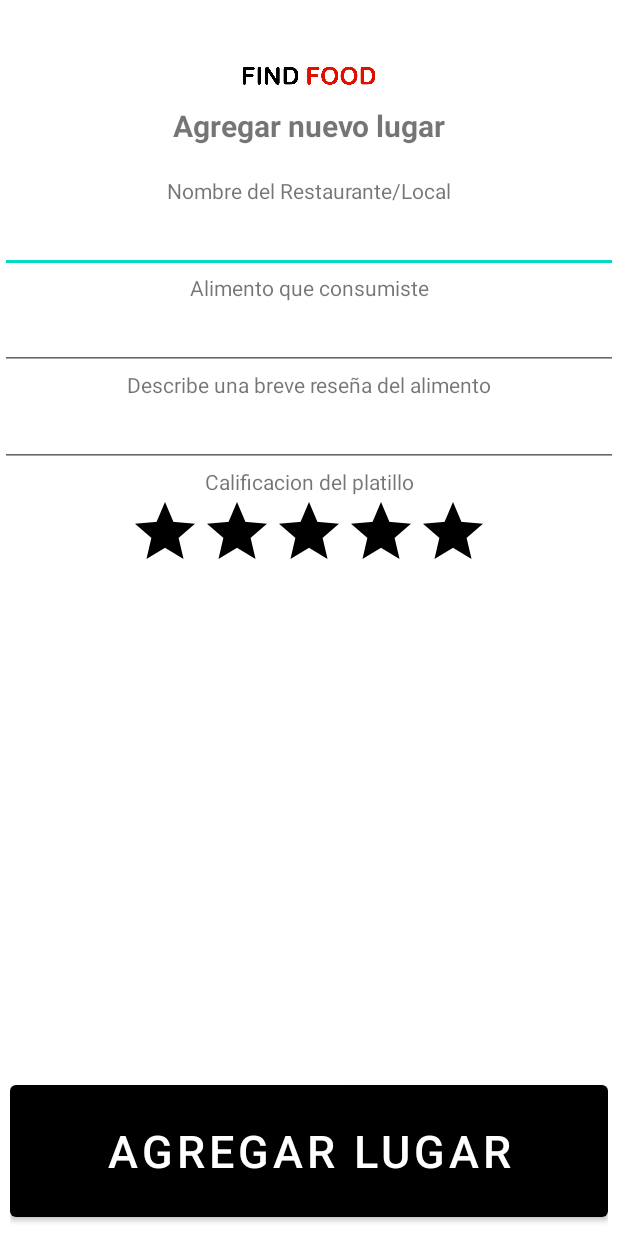
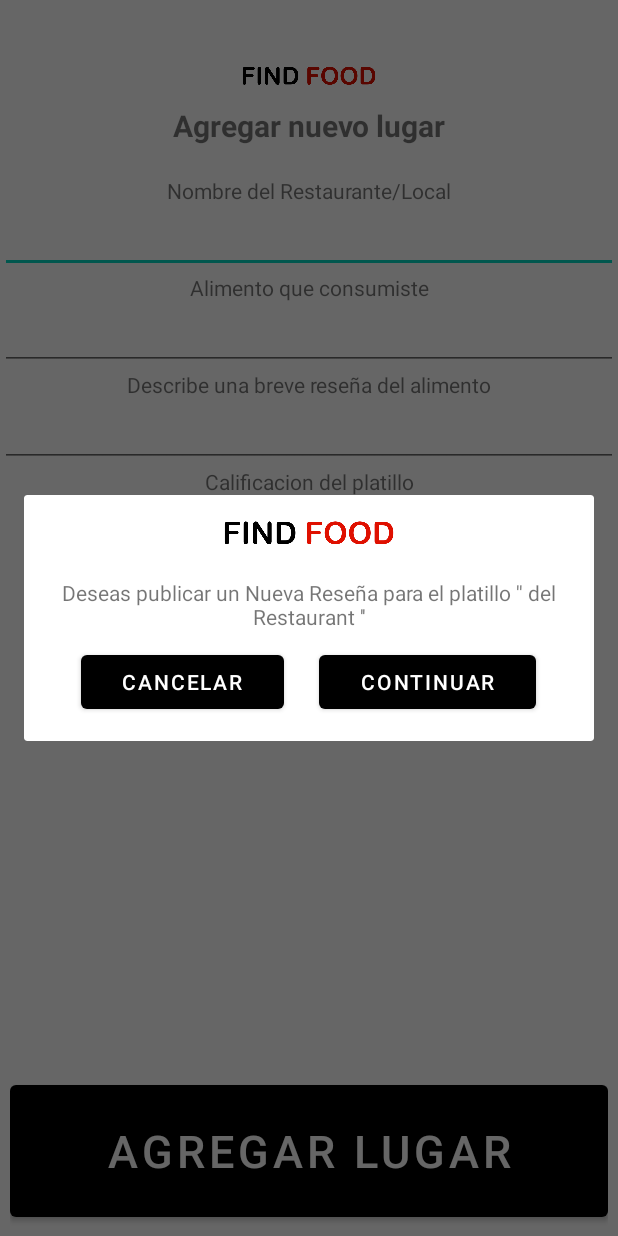
Before and after one commit to SquatCub/Find-Food, an Android app: the newResena_Activity screen opened directly, with no data from a screen before it, after a tap on "AGREGAR LUGAR", on a phone screen of 412 x 824 dp. Run offline under Robolectric (Android 15) with nearby library versions, the phone set to English and light mode, and no system bars.

Commit message:
Dialogos y Rating BUG solucionado

```diff
--- a/app/src/main/java/com/example/a05t_mapas/MyBD_FindFood.java
+++ b/app/src/main/java/com/example/a05t_mapas/MyBD_FindFood.java
@@ -35,7 +35,7 @@ public class MyBD_FindFood extends SQLiteOpenHelper {
                     "  restaurant TEXT , " +
                     "  platillo   TEXT , " +
                     "  resena     TEXT , " +
-                    "  rating      FLOAT , " +
+                    "  rating      REAL , " +
                     "  fecha      TEXT , " +
                     "  idUser               INTEGER , " +
                     "  idGeoreferencia      INTEGER , " +
--- a/app/src/main/java/com/example/a05t_mapas/Resena.java
+++ b/app/src/main/java/com/example/a05t_mapas/Resena.java
@@ -6,7 +6,7 @@ public class Resena {
     private String restaurant;
     private String platillo;
     private String reseña;
-    private float rating;
+    private double rating;
 
     private double latitud;
     private double longitud;
@@ -51,11 +51,11 @@ public class Resena {
         this.reseña = reseña;
     }
 
-    public float getRating() {
+    public double getRating() {
         return rating;
     }
 
-    public void setRating() {
+    public void setRating(double rating) {
         this.rating = rating;
     }
 
--- /dev/null
+++ b/app/src/main/java/com/example/a05t_mapas/dialogos/DialogoContinuarCancelar.java
@@ -0,0 +1,75 @@
+package com.example.a05t_mapas.dialogos;
+
+import android.app.Activity;
+import android.app.AlertDialog;
+import android.app.Dialog;
+import android.content.Context;
+import android.os.Bundle;
+import android.view.LayoutInflater;
+import android.view.View;
+import android.widget.Button;
+import android.widget.TextView;
+
+import androidx.annotation.NonNull;
+import androidx.annotation.Nullable;
+import androidx.fragment.app.DialogFragment;
+
+import com.example.a05t_mapas.R;
+import com.example.a05t_mapas.interfaces.InterfazDialogoContinuarCancelar;
+
+public class DialogoContinuarCancelar extends DialogFragment {
+    private InterfazDialogoContinuarCancelar myDialogoNewResena;
+    private String text = "¿Desea Continuar?";
+
+    public void setText(String text){
+        this.text = text;
+    }
+
+    @Override
+    public void onAttach(@NonNull Context context) {
+        super.onAttach(context);
+
+        if(context instanceof Activity)
+        {
+            myDialogoNewResena = (InterfazDialogoContinuarCancelar) context;
+        }
+    }
+
+    @NonNull
+    @Override
+    public Dialog onCreateDialog(@Nullable Bundle savedInstanceState) {
+        return crearDialogoPersonalizado();
+    }
+
+    private AlertDialog crearDialogoPersonalizado() {
+        final AlertDialog.Builder builder = new AlertDialog.Builder(getActivity());
+        final LayoutInflater inflador = getActivity().getLayoutInflater();
+        View v = inflador.inflate(R.layout.dialogo_continuar_cancelar, null);
+        builder.setView(v);
+
+        Button myContinuar = v.findViewById(R.id.btnContinuar);
+        Button myCancelar = v.findViewById(R.id.btnCancelar);
+        TextView myText = v.findViewById(R.id.myText);
+        myText.setText(this.text);
+
+
+        myContinuar.setOnClickListener(new View.OnClickListener() {
+            @Override
+            public void onClick(View v) {
+
+                myDialogoNewResena.continuar();
+
+            }
+        });
+
+        myCancelar.setOnClickListener(new View.OnClickListener() {
+            @Override
+            public void onClick(View v) {
+                dismiss();
+                myDialogoNewResena.cancelar();
+            }
+        });
+
+        return builder.create();
+    }
+}
--- /dev/null
+++ b/app/src/main/java/com/example/a05t_mapas/interfaces/InterfazDialogoContinuarCancelar.java
@@ -0,0 +1,8 @@
+package com.example.a05t_mapas.interfaces;
+
+import com.example.a05t_mapas.Resena;
+
+public interface InterfazDialogoContinuarCancelar {
+    void continuar();
+    void cancelar();
+}
--- a/app/src/main/java/com/example/a05t_mapas/newResena_Activity.java
+++ b/app/src/main/java/com/example/a05t_mapas/newResena_Activity.java
@@ -1,27 +1,34 @@
 package com.example.a05t_mapas;
 
 import androidx.appcompat.app.AppCompatActivity;
+import androidx.fragment.app.FragmentManager;
 
 import android.content.Intent;
 import android.database.Cursor;
 import android.database.sqlite.SQLiteDatabase;
 import android.os.Bundle;
 import android.view.View;
+import android.widget.Button;
 import android.widget.EditText;
 import android.widget.RatingBar;
 import android.widget.Toast;
+
+import com.example.a05t_mapas.dialogos.DialogoContinuarCancelar;
+import com.example.a05t_mapas.interfaces.InterfazDialogoContinuarCancelar;
 
 import java.text.SimpleDateFormat;
 import java.util.Calendar;
 import java.util.Date;
 import java.util.TimeZone;
 
-public class newResena_Activity extends AppCompatActivity {
+public class newResena_Activity extends AppCompatActivity implements InterfazDialogoContinuarCancelar {
 
     private EditText local;
     private EditText alimento;
     private EditText resena;
     private RatingBar rating;
+    private Button btnNewResena;
+    private DialogoContinuarCancelar myDialogoNewResena = new DialogoContinuarCancelar();
 
     @Override
     protected void onCreate(Bundle savedInstanceState) {
@@ -31,10 +38,24 @@ public class newResena_Activity extends AppCompatActivity {
         alimento = (EditText)findViewById(R.id.comidaName);
         resena = (EditText)findViewById(R.id.resenaName);
         rating = (RatingBar)findViewById(R.id.ratingName);
+        btnNewResena = (Button)findViewById(R.id.confirmar);
+
+        listenerBtnNewResena();
         //finish();
     }
 
-    public void create(View view) {
+    private void listenerBtnNewResena() {
+        btnNewResena.setOnClickListener(new View.OnClickListener() {
+            @Override
+            public void onClick(View v) {
+                FragmentManager manejador = getSupportFragmentManager();
+                myDialogoNewResena.setText("Deseas publicar un Nueva Reseña para el platillo '"+alimento.getText().toString()+"' del Restaurant '"+local.getText().toString()+"'");
+                myDialogoNewResena.show(manejador, "TAG");
+            }
+        });
+    }
+
+    public void create() {
         if (local.getText().length() > 0 && alimento.getText().length() > 0 && resena.getText().length() > 0)
         {
             Bundle bundle = getIntent().getExtras();
@@ -55,7 +76,7 @@ public class newResena_Activity extends AppCompatActivity {
             String queryAddResena =
                     " INSERT INTO Resena " +
                             "(restaurant, platillo, resena, rating, fecha, idUser, idGeoreferencia) VALUES " +
-                            "('"+local.getText().toString()+"', '"+alimento.getText().toString()+"', '"+resena.getText().toString()+"', '"+rating.getRating()+"', '"+getDateTime()+"', "+idUser+", "+idGeoreferencia+") ";
+                            "('"+local.getText().toString()+"', '"+alimento.getText().toString()+"', '"+resena.getText().toString()+"', '"+(double) rating.getRating()+"', '"+getDateTime()+"', "+idUser+", "+idGeoreferencia+") ";
             myDB.execSQL(queryAddResena);
 
             myDB.close();
@@ -100,4 +121,14 @@ public class newResena_Activity extends AppCompatActivity {
         Date today = Calendar.getInstance().getTime();
         return dateFormat.format(today);
     }
+
+    @Override
+    public void continuar() {
+        create();
+    }
+
+    @Override
+    public void cancelar() {
+        Toast.makeText(newResena_Activity.this,"Se ha cancelado la Publicacion de la Reseña",Toast.LENGTH_LONG).show();
+    }
 }
--- a/app/src/main/java/com/example/a05t_mapas/openResena_Activity.java
+++ b/app/src/main/java/com/example/a05t_mapas/openResena_Activity.java
@@ -47,7 +47,7 @@ public class openResena_Activity extends AppCompatActivity implements OnMapReady
         local.setText("Restaurant/Local: "+myReseña.getRestaurant());
         alimento.setText("Alimento: "+myReseña.getPlatillo());
         resena.setText("Reseña: "+myReseña.getReseña());
-        rating.setRating(myReseña.getRating());
+        rating.setRating((float) myReseña.getRating());
 
         iniciaMapa();
     }
--- a/app/src/main/res/layout/activity_login.xml
+++ b/app/src/main/res/layout/activity_login.xml
@@ -43,7 +43,7 @@
             android:textAlignment="center"/>
 
         <TextView
-            android:id="@+id/textView2"
+            android:id="@+id/myText"
             android:gravity="center"
             android:layout_width="match_parent"
             android:layout_height="wrap_content"
@@ -114,7 +114,6 @@
             android:layout_gravity="bottom"
             android:backgroundTint="#000000"
             android:gravity="center"
-            android:onClick="login"
             android:padding="10px"
             android:text="Continuar"
             android:textColor="#FFFFFF"
--- a/app/src/main/res/layout/activity_new_resena_.xml
+++ b/app/src/main/res/layout/activity_new_resena_.xml
@@ -48,7 +48,7 @@
             android:textAlignment="center"/>
 
         <TextView
-            android:id="@+id/textView2"
+            android:id="@+id/myText"
             android:gravity="center"
             android:layout_width="match_parent"
             android:layout_height="wrap_content"
@@ -109,10 +109,10 @@
             android:layout_height="wrap_content"
             android:layout_gravity="center"
             android:numStars="5"
+            android:progressBackgroundTint="#4F000000"
+            android:progressTint="#C8DC14"
             android:rating="0"
-            android:stepSize="0.5"
-            android:progressTint="#DC2614"
-            android:progressBackgroundTint="#000000"/>
+            android:stepSize="0.5" />
 
     </LinearLayout>
     <LinearLayout
@@ -129,7 +129,6 @@
             android:layout_height="150px"
             android:layout_gravity="bottom"
             android:gravity="center"
-            android:onClick="create"
             android:padding="10px"
             android:text="Agregar lugar"
             android:textColor="#FFFFFF"
--- /dev/null
+++ b/app/src/main/res/layout/dialogo_continuar_cancelar.xml
@@ -0,0 +1,76 @@
+<?xml version="1.0" encoding="utf-8"?>
+<androidx.constraintlayout.widget.ConstraintLayout
+    xmlns:android="http://schemas.android.com/apk/res/android"
+    xmlns:app="http://schemas.android.com/apk/res-auto"
+    android:layout_width="match_parent"
+    android:layout_height="match_parent">
+
+    <LinearLayout
+        android:layout_width="match_parent"
+        android:layout_height="match_parent"
+        android:orientation="vertical"
+        app:layout_constraintBottom_toBottomOf="parent"
+        app:layout_constraintEnd_toEndOf="parent"
+        app:layout_constraintStart_toStartOf="parent"
+        app:layout_constraintTop_toTopOf="parent">
+
+        <ImageView
+            android:id="@+id/imageView3"
+            android:layout_width="match_parent"
+            android:layout_height="50dp"
+            app:srcCompat="@drawable/logoname" />
+
+        <LinearLayout
+            android:layout_width="match_parent"
+            android:layout_height="match_parent"
+            android:orientation="vertical"
+            android:paddingStart="15dp"
+            android:paddingEnd="15dp">
+
+            <TextView
+                android:id="@+id/myText"
+                android:layout_width="match_parent"
+                android:layout_height="wrap_content"
+                android:layout_marginTop="5dp"
+                android:text="Estas a punto de publicar una Nueva Reseña para el Restaurant"
+                android:textAlignment="center" />
+
+            <LinearLayout
+                android:layout_width="match_parent"
+                android:layout_height="match_parent"
+                android:layout_marginTop="10dp"
+                android:layout_marginBottom="15dp"
+                android:orientation="horizontal">
+
+                <Space
+                    android:layout_width="wrap_content"
+                    android:layout_height="wrap_content"
+                    android:layout_weight="1" />
+
+                <Button
+                    android:id="@+id/btnCancelar"
+                    android:layout_width="wrap_content"
+                    android:layout_height="wrap_content"
+                    android:layout_weight="1"
+                    android:text="Cancelar" />
+
+                <Space
+                    android:layout_width="wrap_content"
+                    android:layout_height="wrap_content"
+                    android:layout_weight="1" />
+
+                <Button
+                    android:id="@+id/btnContinuar"
+                    android:layout_width="wrap_content"
+                    android:layout_height="wrap_content"
+                    android:layout_weight="1"
+                    android:text="Continuar" />
+
+                <Space
+                    android:layout_width="wrap_content"
+                    android:layout_height="wrap_content"
+                    android:layout_weight="1" />
+            </LinearLayout>
+        </LinearLayout>
+    </LinearLayout>
+</androidx.constraintlayout.widget.ConstraintLayout>
```
Also changed, not shown: app/src/main/java/com/example/a05t_mapas/Login.java (+34 -2 lines), app/src/main/java/com/example/a05t_mapas/MainActivity.java (+7 -4 lines), app/src/main/res/layout/activity_open_resena_.xml (+4 -3 lines).
